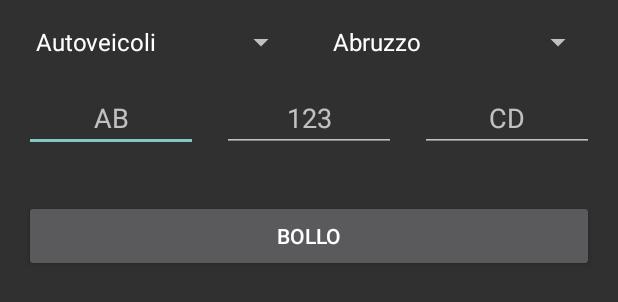
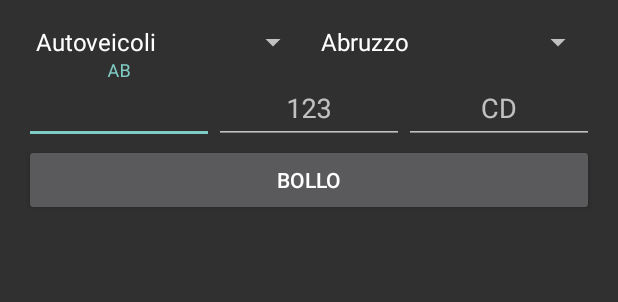
Before and after one commit to xanscale/TrafficDroid, an Android app: the layout bollo.xml on its own in the app's theme, with its tools: preview values and no code run, on a phone screen of 412 x 824 dp. Shown: the top 302 px of the screen. Run offline under Robolectric (Android 15) with nearby library versions, the phone set to English and light mode, and no system bars.

Commit message:
clean up

```diff
--- a/trafficDroid/build.gradle
+++ b/trafficDroid/build.gradle
@@ -1,13 +1,13 @@
 apply plugin: 'com.android.application'
 
 android {
-	compileSdkVersion 23
+	compileSdkVersion 24
 	buildToolsVersion "24.0.2"
 
 	defaultConfig {
 		applicationId "it.localhost.trafficdroid"
 		minSdkVersion 17
-		targetSdkVersion 22
+		targetSdkVersion 24
 		versionCode 20151126
 		versionName "3.2.0 Phoenix"
 	}
@@ -21,7 +21,7 @@ android {
 }
 
 dependencies {
-	compile 'com.github.xanscale:LocalhostToolkit:6ed50fd4b2'
+	compile 'com.github.xanscale:LocalhostToolkit:555f754438'
 	compile 'com.google.android.gms:play-services-analytics:9.6.0'
 	compile 'com.google.android.gms:play-services-ads:9.6.0'
 }
--- a/trafficDroid/src/main/java/it/localhost/trafficdroid/activity/MainActivity.java
+++ b/trafficDroid/src/main/java/it/localhost/trafficdroid/activity/MainActivity.java
@@ -31,7 +31,6 @@ import java.util.ArrayList;
 
 import it.localhost.trafficdroid.R;
 import it.localhost.trafficdroid.common.Utility;
-import it.localhost.trafficdroid.fragment.BolloFragment;
 import it.localhost.trafficdroid.fragment.MainFragment;
 import it.localhost.trafficdroid.fragment.PatenteFragment;
 import it.localhost.trafficdroid.fragment.PedaggioFragment;
@@ -102,7 +101,7 @@ public class MainActivity extends DrawerActivity implements NavigationView.OnNav
 			case R.id.menuPedaggio:
 				return new PedaggioFragment();
 			case R.id.menuBollo:
-				return new BolloFragment();
+				return WebviewFragment.newInstance(WebviewFragment.BOLLO_URL);
 			case R.id.menuPatente:
 				return new PatenteFragment();
 			case R.id.menuAlcol:
@@ -169,8 +168,6 @@ public class MainActivity extends DrawerActivity implements NavigationView.OnNav
 	public void sendEvent(String category, String action, String label) {
 		tracker.send(new HitBuilders.EventBuilder(category, action).setLabel(label).build());
 	}
-
-
 
 	public void launchPurchaseFlow(String sku) {
 		sendEvent(EVENT_CAT_IAB, EVENT_ACTION_LAUNCHPURCHASEFLOW, sku);
--- a/trafficDroid/src/main/res/layout/bollo.xml
+++ b/trafficDroid/src/main/res/layout/bollo.xml
@@ -1,76 +1,92 @@
 <?xml version="1.0" encoding="utf-8"?>
-<ScrollView xmlns:android="http://schemas.android.com/apk/res/android"
-	xmlns:ads="http://schemas.android.com/apk/lib/com.google.ads"
+<ScrollView
+	xmlns:android="http://schemas.android.com/apk/res/android"
 	android:layout_width="match_parent"
-	android:layout_height="match_parent" >
+	android:layout_height="match_parent">
+
 	<LinearLayout
 		android:layout_width="match_parent"
 		android:layout_height="wrap_content"
-		android:orientation="vertical" >
+		android:layout_margin="16dp"
+		android:orientation="vertical">
+
 		<LinearLayout
 			android:layout_width="match_parent"
-			android:layout_height="wrap_content"
-			android:layout_margin="16dp" >
+			android:layout_height="wrap_content">
+
 			<Spinner
 				android:id="@+id/tipoVeicolo"
 				android:layout_width="0dp"
 				android:layout_height="wrap_content"
 				android:layout_weight="1"
-				android:entries="@array/tipoVeicoloValues" />
+				android:entries="@array/tipoVeicoloValues"/>
+
 			<Spinner
 				android:id="@+id/regioneResidenza"
 				android:layout_width="0dp"
 				android:layout_height="wrap_content"
-				android:layout_marginLeft="16dp"
-				android:layout_marginStart="16dp"
 				android:layout_weight="1"
-				android:entries="@array/regioneResidenzaValues" />
+				android:entries="@array/regioneResidenzaValues"/>
 		</LinearLayout>
+
 		<LinearLayout
 			android:layout_width="match_parent"
 			android:layout_height="wrap_content"
-			android:layout_marginBottom="16dp"
-			android:layout_marginLeft="16dp"
-			android:layout_marginRight="16dp"
-			android:weightSum="3" >
+			android:weightSum="3">
+
+			<android.support.design.widget.TextInputLayout
+				android:layout_width="0dp"
+				android:layout_height="wrap_content"
+				android:layout_weight="1">
+
 				<EditText
 					android:id="@+id/targaA"
-				android:layout_width="0dp"
+					android:layout_width="match_parent"
 					android:layout_height="wrap_content"
-				android:layout_weight="1"
 					android:gravity="center"
 					android:hint="@string/targaA"
 					android:imeOptions="actionNext"
-				android:inputType="textCapCharacters|textNoSuggestions" />
+					android:inputType="textCapCharacters|textNoSuggestions"/>
+			</android.support.design.widget.TextInputLayout>
+
+			<android.support.design.widget.TextInputLayout
+				android:layout_width="0dp"
+				android:layout_height="wrap_content"
+				android:layout_weight="1">
+
 				<EditText
 					android:id="@+id/targaB"
-				android:layout_width="0dp"
+					android:layout_width="match_parent"
 					android:layout_height="wrap_content"
-				android:layout_marginLeft="16dp"
-				android:layout_marginStart="16dp"
-				android:layout_weight="1"
 					android:gravity="center"
 					android:hint="@string/targaB"
 					android:imeOptions="actionNext"
-				android:inputType="number" />
+					android:inputType="number"/>
+			</android.support.design.widget.TextInputLayout>
+
+			<android.support.design.widget.TextInputLayout
+				android:layout_width="0dp"
+				android:layout_height="wrap_content"
+				android:layout_weight="1">
+
 				<EditText
 					android:id="@+id/targaC"
-				android:layout_width="0dp"
+					android:layout_width="match_parent"
 					android:layout_height="wrap_content"
-				android:layout_marginLeft="16dp"
-				android:layout_marginStart="16dp"
 					android:layout_weight="1"
 					android:gravity="center"
 					android:hint="@string/targaC"
 					android:imeOptions="actionDone"
-				android:inputType="textCapCharacters|textNoSuggestions" />
+					android:inputType="textCapCharacters|textNoSuggestions"/>
+			</android.support.design.widget.TextInputLayout>
 		</LinearLayout>
-		<include layout="@layout/adview_medium_rectangle" />
+
+		<include layout="@layout/adview_medium_rectangle"/>
+
 		<Button
 			android:id="@+id/ok"
 			android:layout_width="match_parent"
 			android:layout_height="wrap_content"
-			android:layout_margin="16dp"
-			android:text="@string/bollo" />
+			android:text="@string/bollo"/>
 	</LinearLayout>
 </ScrollView>
--- a/trafficDroid/src/main/res/values/strings.xml
+++ b/trafficDroid/src/main/res/values/strings.xml
@@ -1,6 +1,5 @@
 <?xml version="1.0" encoding="utf-8"?>
 <resources>
-
 	<string name="adUnitId">ca-app-pub-4235011035409184/4547377745</string>
 	<string name="widgetZoneName">Trafficdroid - Tratta stradale</string>
 	<string name="widgetStreetName">Trafficdroid - Strada intera</string>
@@ -86,6 +85,5 @@
 	<string name="RUN_UPDATE">it.localhost.trafficdroid.RUN_UPDATE</string>
 	<string name="BEGIN_UPDATE">it.localhost.trafficdroid.BEGIN_UPDATE</string>
 	<string name="END_UPDATE">it.localhost.trafficdroid.END_UPDATE</string>
-	<string name="open_menu">Apri menu</string>
-	<string name="close_menu">Chiudi menu</string>
+	<string name="pedaggioError">Scrivi parte del nome e poi selezionalo dalla lista</string>
 </resources>
```
Also changed, not shown: trafficDroid/src/main/java/it/localhost/trafficdroid/fragment/BolloFragment.java (deleted, +0 -48 lines), trafficDroid/src/main/java/it/localhost/trafficdroid/fragment/PedaggioFragment.java (+12 -3 lines), trafficDroid/src/main/java/it/localhost/trafficdroid/fragment/WebviewFragment.java (+12 -6 lines), trafficDroid/src/main/res/layout/pedaggio.xml (+30 -16 lines), trafficDroid/src/main/res/layout/webview.xml (+2 -11 lines). Lines whose indentation alone changed are shown as unchanged.
